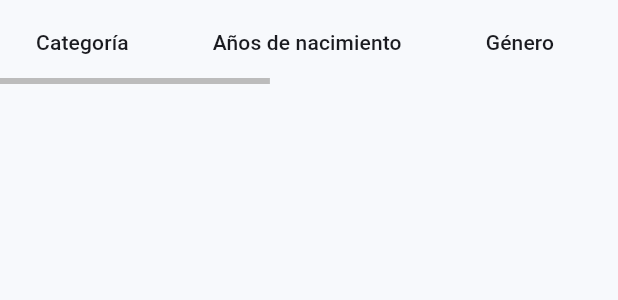
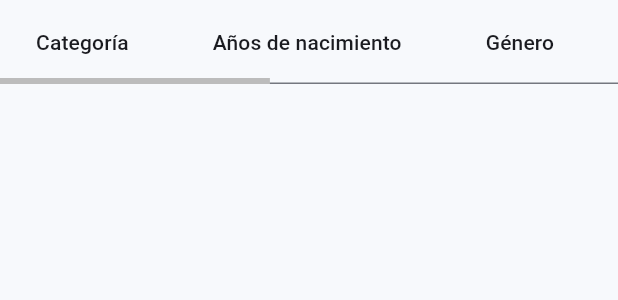
Before and after one commit to hectororviz/ligas-deportivas-V2, a Flutter app: the _CategorySelectionTable widget shown alone on an empty page, opened directly with empty values, on a phone screen of 412 x 824 dp. Shown: the top 300 px of the screen. Run offline on Flutter 3.47's test engine with Material 3 defaults, Android fonts, the phone set to English and light mode, and no system bars; our stand-ins replace dio, file_picker, flutter_map, flutter_riverpod, go_router, latlong2 and 2 more; accounts and stored records are empty; network calls fail.

Commit message:
Fix promotional indicator and add table border

```diff
--- a/frontend/lib/features/tournaments/presentation/tournaments_page.dart
+++ b/frontend/lib/features/tournaments/presentation/tournaments_page.dart
@@ -1394,7 +1394,18 @@ class _CategorySelectionTableState extends State<_CategorySelectionTable> {
               DataCell(Text(selection.category.name)),
               DataCell(Text(selection.category.birthYearRangeLabel)),
               DataCell(Text(selection.category.genderLabel)),
-              DataCell(Text(selection.category.promotional ? 'Sí' : 'No')),
+              DataCell(
+                Align(
+                  alignment: Alignment.center,
+                  child: selection.countsForGeneral
+                      ? const SizedBox.shrink()
+                      : Icon(
+                          Icons.check,
+                          size: 18,
+                          color: Theme.of(context).colorScheme.primary,
+                        ),
+                ),
+              ),
               DataCell(
                 Checkbox(
                   value: selection.include,
@@ -1466,6 +1477,18 @@ class _CategorySelectionTableState extends State<_CategorySelectionTable> {
       child: table,
     );
 
+    final decoratedTable = DecoratedBox(
+      decoration: BoxDecoration(
+        border: Border(
+          bottom: BorderSide(
+            color: Theme.of(context).dividerColor,
+            width: 1,
+          ),
+        ),
+      ),
+      child: constrainedTable,
+    );
+
     return Scrollbar(
       controller: _horizontalController,
       thumbVisibility: true,
@@ -1475,7 +1498,7 @@ class _CategorySelectionTableState extends State<_CategorySelectionTable> {
       child: SingleChildScrollView(
         controller: _horizontalController,
         scrollDirection: Axis.horizontal,
-        child: constrainedTable,
+        child: decoratedTable,
       ),
     );
   }
```
